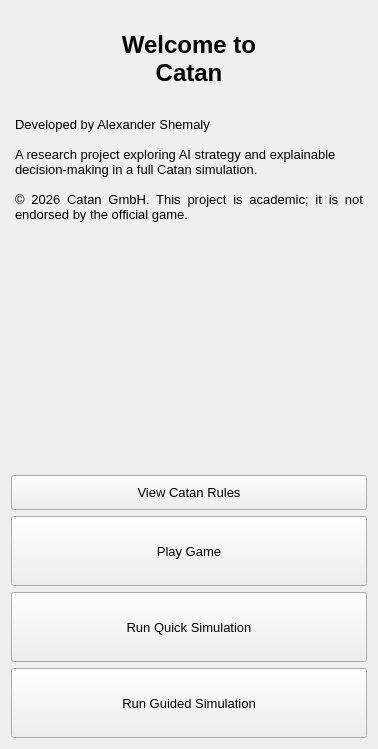
Old version of the form view/ui/start_menu.ui in the repository AlexShem247/a-catan-tutor.
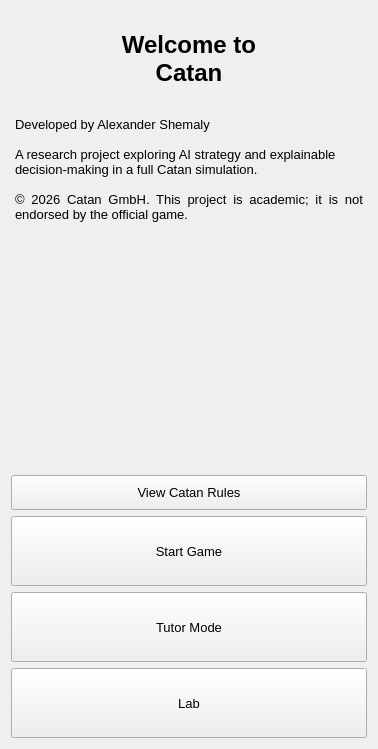
New version of the form.

Commit message: Added tutor mode button

The edit to the form file:
```diff
--- a/view/ui/start_menu.ui
+++ b/view/ui/start_menu.ui
@@ -163,7 +163,7 @@
       <string/>
      </property>
      <property name="text">
-      <string>Play Game</string>
+      <string>Start Game</string>
      </property>
     </widget>
    </item>
@@ -184,7 +184,7 @@
       <string>Let the AI play the game quickly without stopping to explain its moves.</string>
      </property>
      <property name="text">
-      <string>Run Quick Simulation</string>
+      <string>Tutor Mode</string>
      </property>
     </widget>
    </item>
@@ -205,7 +205,7 @@
       <string>Explore the AI's decision-making by stepping through moves with detailed explanations.</string>
      </property>
      <property name="text">
-      <string>Run Guided Simulation</string>
+      <string>Lab</string>
      </property>
     </widget>
    </item>
```
Left out of the diff: 6 changed lines with no effect on the pictures. The commit also changes 4 other files.
